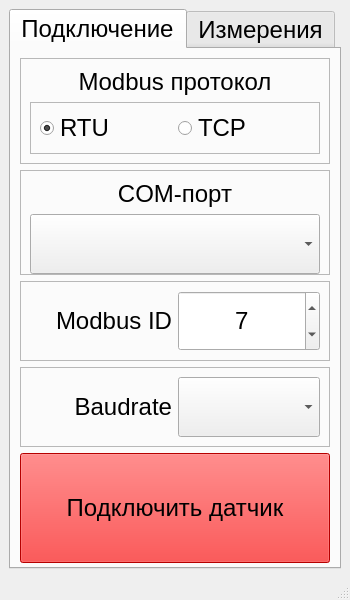
First picture: the form in VibroTempSensor.ui, repository BuslaySt/Rotor-rotation, before the edit.
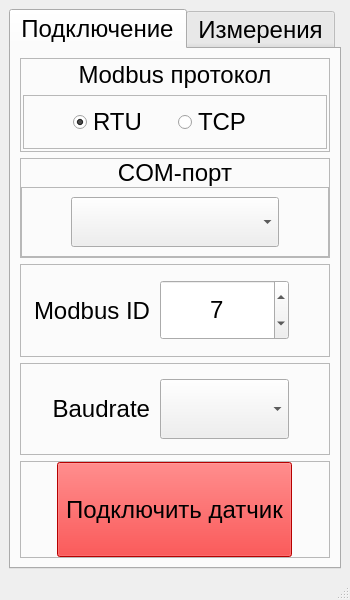
Second picture: the form after the edit.

The edit to the form file:
```diff
--- a/VibroTempSensor.ui
+++ b/VibroTempSensor.ui
@@ -54,6 +54,18 @@
            <enum>QFrame::Raised</enum>
           </property>
           <layout class="QVBoxLayout" name="verticalLayout_2">
+           <property name="leftMargin">
+            <number>2</number>
+           </property>
+           <property name="topMargin">
+            <number>2</number>
+           </property>
+           <property name="rightMargin">
+            <number>2</number>
+           </property>
+           <property name="bottomMargin">
+            <number>2</number>
+           </property>
            <item>
             <widget class="QLabel" name="lbl_Modbus">
              <property name="font">
@@ -80,7 +92,20 @@
              <property name="frameShadow">
               <enum>QFrame::Raised</enum>
              </property>
-             <layout class="QHBoxLayout" name="horizontalLayout">
+             <layout class="QHBoxLayout" name="horizontalLayout" stretch="0,3,3,0">
+              <item>
+               <spacer name="horizontalSpacer_5">
+                <property name="orientation">
+                 <enum>Qt::Horizontal</enum>
+                </property>
+                <property name="sizeHint" stdset="0">
+                 <size>
+                  <width>40</width>
+                  <height>20</height>
+                 </size>
+                </property>
+               </spacer>
+              </item>
               <item>
                <widget class="QRadioButton" name="rBtn_RTU">
                 <property name="enabled">
@@ -123,6 +148,19 @@
                 </property>
                </widget>
               </item>
+              <item>
+               <spacer name="horizontalSpacer_6">
+                <property name="orientation">
+                 <enum>Qt::Horizontal</enum>
+                </property>
+                <property name="sizeHint" stdset="0">
+                 <size>
+                  <width>40</width>
+                  <height>20</height>
+                 </size>
+                </property>
+               </spacer>
+              </item>
              </layout>
             </widget>
            </item>
@@ -131,13 +169,34 @@
         </item>
         <item>
          <widget class="QFrame" name="frame_5">
+          <property name="minimumSize">
+           <size>
+            <width>0</width>
+            <height>0</height>
+           </size>
+          </property>
           <property name="frameShape">
            <enum>QFrame::StyledPanel</enum>
           </property>
           <property name="frameShadow">
            <enum>QFrame::Raised</enum>
           </property>
-          <layout class="QVBoxLayout" name="verticalLayout_3">
+          <layout class="QVBoxLayout" name="verticalLayout_3" stretch="0,0">
+           <property name="spacing">
+            <number>0</number>
+           </property>
+           <property name="leftMargin">
+            <number>0</number>
+           </property>
+           <property name="topMargin">
+            <number>0</number>
+           </property>
+           <property name="rightMargin">
+            <number>0</number>
+           </property>
+           <property name="bottomMargin">
+            <number>0</number>
+           </property>
            <item>
             <widget class="QLabel" name="lb_COMPort">
              <property name="font">
@@ -157,24 +216,68 @@
             </widget>
            </item>
            <item>
-            <widget class="QComboBox" name="cBox_COMPort">
+            <widget class="QFrame" name="frame_12">
              <property name="minimumSize">
               <size>
                <width>0</width>
-               <height>60</height>
+               <height>65</height>
               </size>
              </property>
-             <property name="font">
-              <font>
-               <pointsize>18</pointsize>
-              </font>
+             <property name="frameShape">
+              <enum>QFrame::StyledPanel</enum>
              </property>
-             <property name="maxVisibleItems">
-              <number>5</number>
+             <property name="frameShadow">
+              <enum>QFrame::Raised</enum>
              </property>
-             <property name="maxCount">
-              <number>10</number>
-             </property>
+             <layout class="QHBoxLayout" name="horizontalLayout_5" stretch="0,3,0">
+              <item>
+               <spacer name="horizontalSpacer_3">
+                <property name="orientation">
+                 <enum>Qt::Horizontal</enum>
+                </property>
+                <property name="sizeHint" stdset="0">
+                 <size>
+                  <width>40</width>
+                  <height>20</height>
+                 </size>
+                </property>
+               </spacer>
+              </item>
+              <item>
+               <widget class="QComboBox" name="cBox_COMPort">
+                <property name="minimumSize">
+                 <size>
+                  <width>0</width>
+                  <height>50</height>
+                 </size>
+                </property>
+                <property name="font">
+                 <font>
+                  <pointsize>18</pointsize>
+                 </font>
+                </property>
+                <property name="maxVisibleItems">
+                 <number>5</number>
+                </property>
+                <property name="maxCount">
+                 <number>10</number>
+                </property>
+               </widget>
+              </item>
+              <item>
+               <spacer name="horizontalSpacer_4">
+                <property name="orientation">
+                 <enum>Qt::Horizontal</enum>
+                </property>
+                <property name="sizeHint" stdset="0">
+                 <size>
+                  <width>40</width>
+                  <height>20</height>
+                 </size>
+                </property>
+               </spacer>
+              </item>
+             </layout>
             </widget>
            </item>
           </layout>
@@ -188,7 +291,22 @@
           <property name="frameShadow">
            <enum>QFrame::Raised</enum>
           </property>
-          <layout class="QHBoxLayout" name="horizontalLayout_2">
+          <layout class="QHBoxLayout" name="horizontalLayout_2" stretch="1,1,0">
+           <property name="spacing">
+            <number>10</number>
+           </property>
+           <property name="leftMargin">
+            <number>0</number>
+           </property>
+           <property name="topMargin">
+            <number>0</number>
+           </property>
+           <property name="rightMargin">
+            <number>0</number>
+           </property>
+           <property name="bottomMargin">
+            <number>0</number>
+           </property>
            <item>
             <widget class="QLabel" name="lbl_ModbusID">
              <property name="font">
@@ -228,6 +346,19 @@
              </property>
             </widget>
            </item>
+           <item>
+            <spacer name="horizontalSpacer_7">
+             <property name="orientation">
+              <enum>Qt::Horizontal</enum>
+             </property>
+             <property name="sizeHint" stdset="0">
+              <size>
+               <width>40</width>
+               <height>20</height>
+              </size>
+             </property>
+            </spacer>
+           </item>
           </layout>
          </widget>
         </item>
@@ -239,7 +370,22 @@
           <property name="frameShadow">
            <enum>QFrame::Raised</enum>
           </property>
-          <layout class="QHBoxLayout" name="horizontalLayout_3">
+          <layout class="QHBoxLayout" name="horizontalLayout_3" stretch="1,1,0">
+           <property name="spacing">
+            <number>10</number>
+           </property>
+           <property name="leftMargin">
+            <number>0</number>
+           </property>
+           <property name="topMargin">
+            <number>0</number>
+           </property>
+           <property name="rightMargin">
+            <number>0</number>
+           </property>
+           <property name="bottomMargin">
+            <number>0</number>
+           </property>
            <item>
             <widget class="QLabel" name="lbl_Baudrate">
              <property name="font">
@@ -276,32 +422,98 @@
              </property>
             </widget>
            </item>
+           <item>
+            <spacer name="horizontalSpacer_8">
+             <property name="orientation">
+              <enum>Qt::Horizontal</enum>
+             </property>
+             <property name="sizeHint" stdset="0">
+              <size>
+               <width>40</width>
+               <height>20</height>
+              </size>
+             </property>
+            </spacer>
+           </item>
           </layout>
          </widget>
         </item>
         <item>
-         <widget class="QPushButton" name="pBtn_Connect">
-          <property name="minimumSize">
-           <size>
-            <width>0</width>
-            <height>110</height>
-           </size>
+         <widget class="QFrame" name="frame_11">
+          <property name="frameShape">
+           <enum>QFrame::StyledPanel</enum>
           </property>
-          <property name="font">
-           <font>
-            <pointsize>18</pointsize>
-           </font>
+          <property name="frameShadow">
+           <enum>QFrame::Raised</enum>
           </property>
-          <property name="cursor">
-           <cursorShape>PointingHandCursor</cursorShape>
-          </property>
-          <property name="styleSheet">
-           <string notr="true">QPushButton {background-color : red;}
+          <layout class="QHBoxLayout" name="horizontalLayout_4" stretch="0,3,0">
+           <property name="spacing">
+            <number>0</number>
+           </property>
+           <property name="leftMargin">
+            <number>0</number>
+           </property>
+           <property name="topMargin">
+            <number>0</number>
+           </property>
+           <property name="rightMargin">
+            <number>0</number>
+           </property>
+           <property name="bottomMargin">
+            <number>0</number>
+           </property>
+           <item>
+            <spacer name="horizontalSpacer_2">
+             <property name="orientation">
+              <enum>Qt::Horizontal</enum>
+             </property>
+             <property name="sizeHint" stdset="0">
+              <size>
+               <width>36</width>
+               <height>20</height>
+              </size>
+             </property>
+            </spacer>
+           </item>
+           <item>
+            <widget class="QPushButton" name="pBtn_Connect">
+             <property name="minimumSize">
+              <size>
+               <width>0</width>
+               <height>95</height>
+              </size>
+             </property>
+             <property name="font">
+              <font>
+               <pointsize>18</pointsize>
+              </font>
+             </property>
+             <property name="cursor">
+              <cursorShape>PointingHandCursor</cursorShape>
+             </property>
+             <property name="styleSheet">
+              <string notr="true">QPushButton {background-color : red;}
 QPushButton:hover { background-color: salmon;}</string>
-          </property>
-          <property name="text">
-           <string>Подключить датчик</string>
-          </property>
+             </property>
+             <property name="text">
+              <string>Подключить датчик</string>
+             </property>
+            </widget>
+           </item>
+           <item>
+            <spacer name="horizontalSpacer">
+             <property name="orientation">
+              <enum>Qt::Horizontal</enum>
+             </property>
+             <property name="sizeHint" stdset="0">
+              <size>
+               <width>37</width>
+               <height>20</height>
+              </size>
+             </property>
+            </spacer>
+           </item>
+          </layout>
          </widget>
         </item>
        </layout>
```
Left out of the diff: 5 changed lines with no effect on the pictures.
